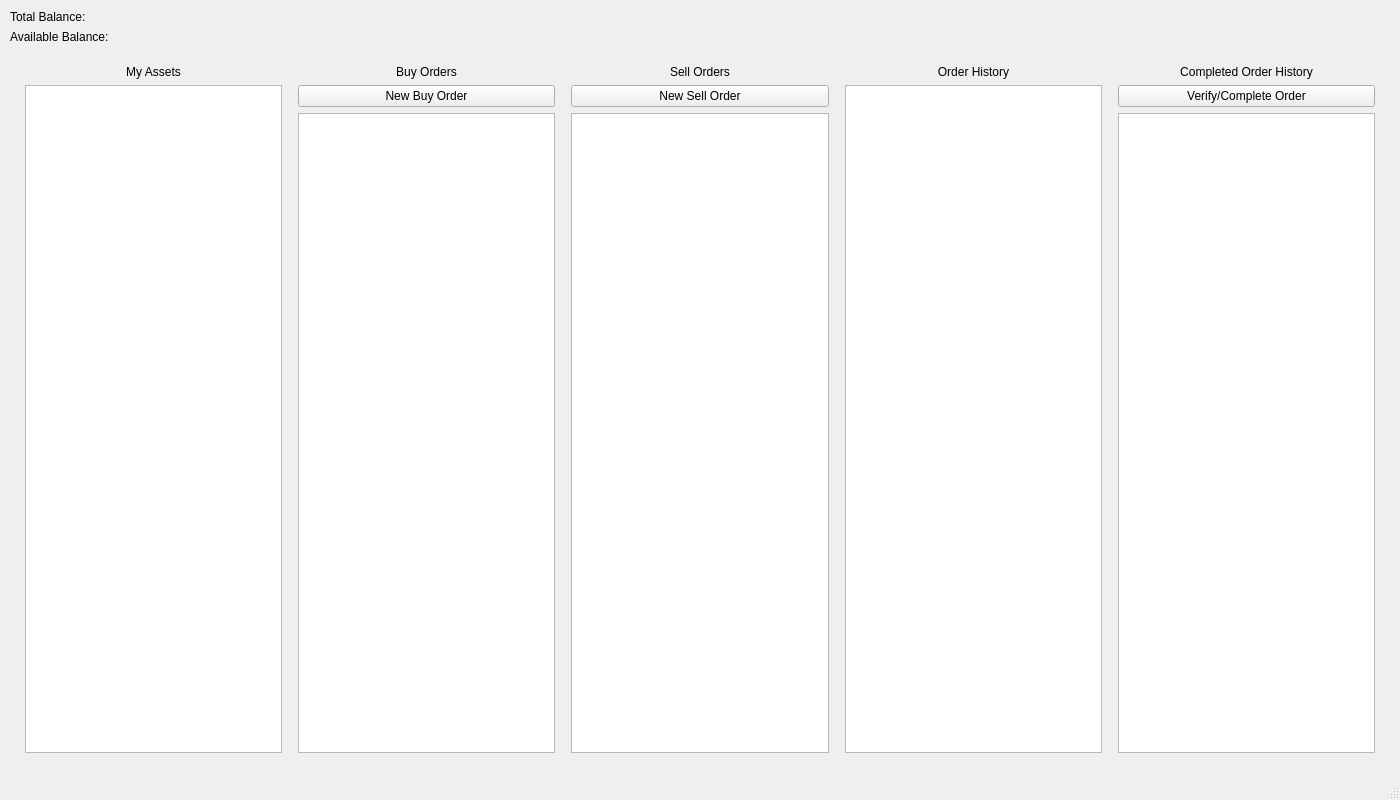
Old version of the form main_window.ui in the repository ben-abraham/raven-trader-pro.
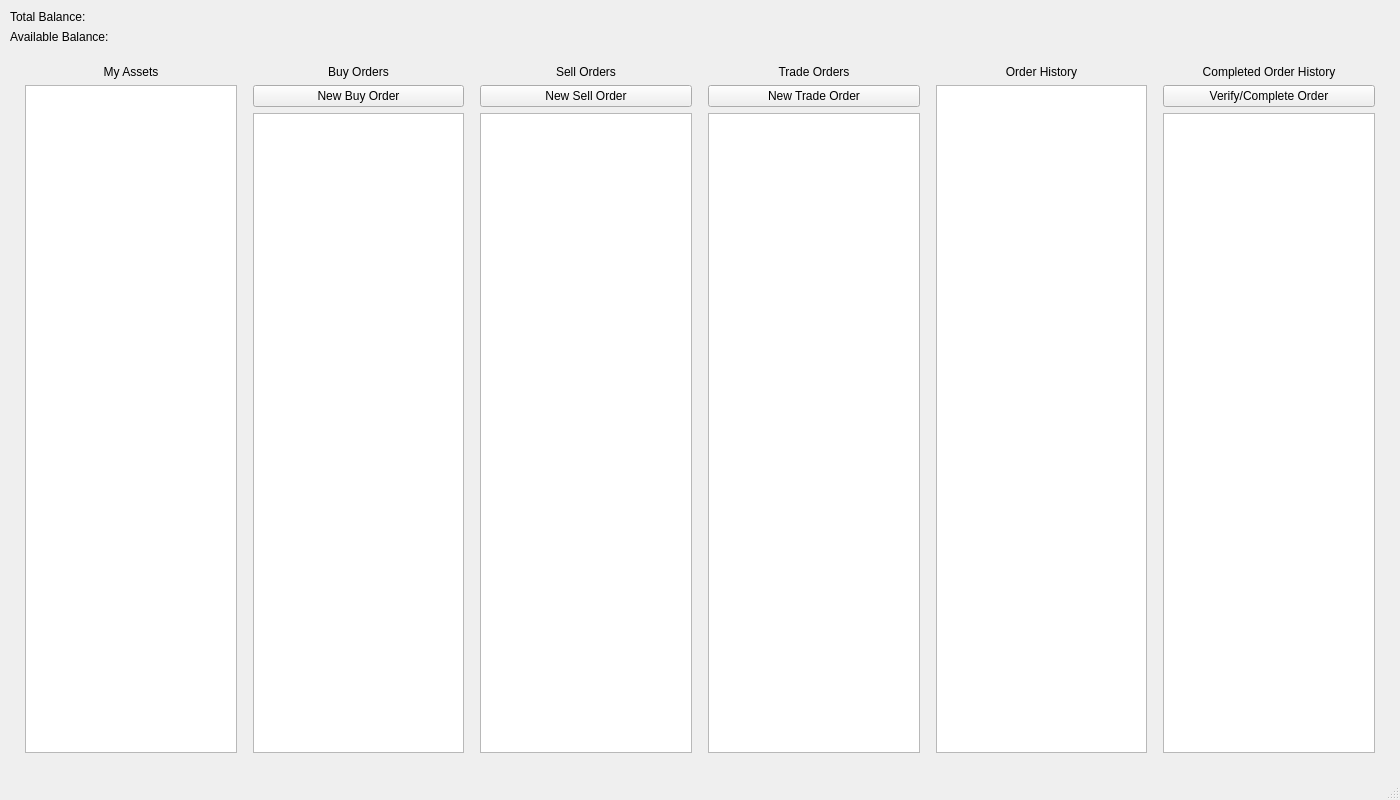
New version of the form.

Patch:
```diff
--- a/main_window.ui
+++ b/main_window.ui
@@ -156,6 +156,42 @@
                 </item>
               </layout>
             </item>
+            <item>
+              <layout class="QVBoxLayout" name="tradesLayout">
+                <property name="leftMargin">
+                  <number>5</number>
+                </property>
+                <property name="topMargin">
+                  <number>5</number>
+                </property>
+                <property name="rightMargin">
+                  <number>5</number>
+                </property>
+                <property name="bottomMargin">
+                  <number>5</number>
+                </property>
+                <item>
+                  <widget class="QLabel" name="label_2">
+                    <property name="text">
+                      <string>Trade Orders</string>
+                    </property>
+                    <property name="alignment">
+                      <set>Qt::AlignCenter</set>
+                    </property>
+                  </widget>
+                </item>
+                <item>
+                  <widget class="QPushButton" name="btnNewTradeOrder">
+                    <property name="text">
+                      <string>New Trade Order</string>
+                    </property>
+                  </widget>
+                </item>
+                <item>
+                  <widget class="QListWidget" name="lstTradeOrders"/>
+                </item>
+              </layout>
+            </item>
             <item>
               <layout class="QVBoxLayout" name="pastOrderLayout">
                 <property name="leftMargin">
```
